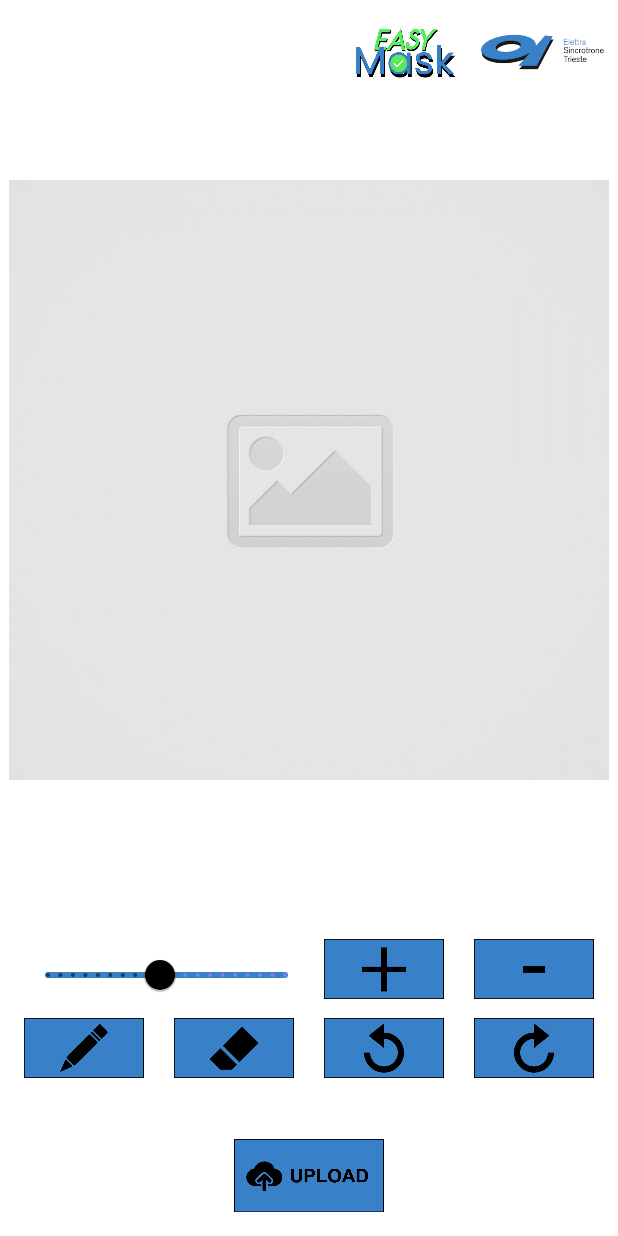
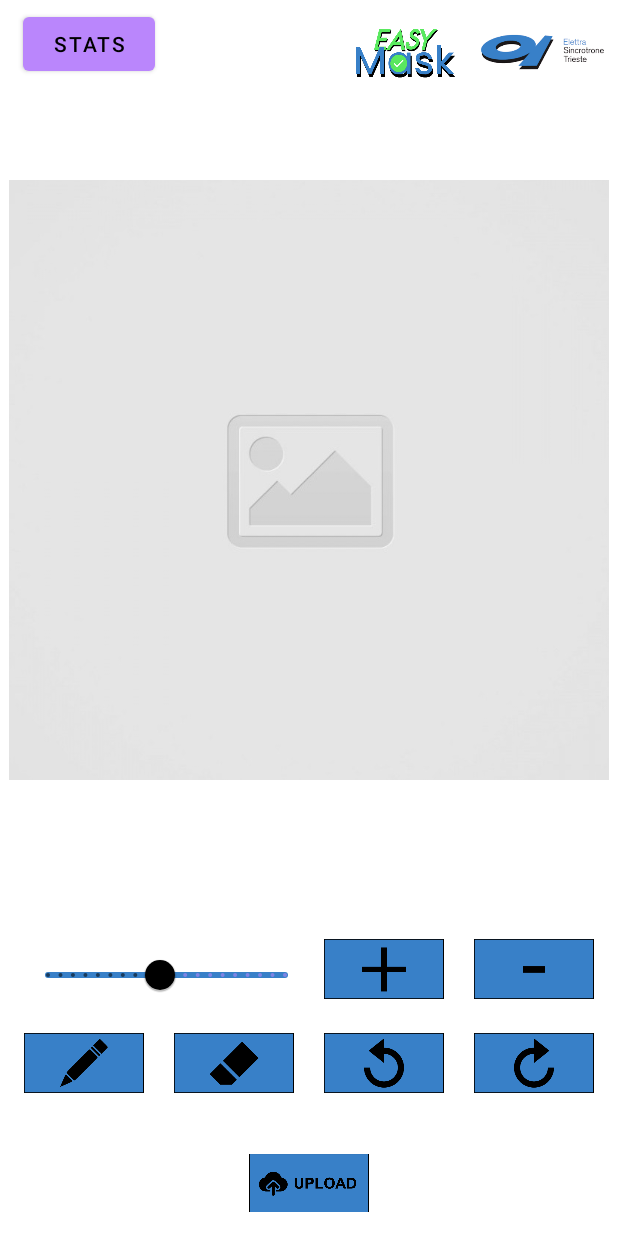
Before and after one commit to desertcod98/EasyMask, an Android app: the MaskActivity screen opened directly, with no data from a screen before it, on a phone screen of 412 x 824 dp. Run offline under Robolectric (Android 15) with nearby library versions, the phone set to English and light mode, and no system bars; pictures from the network do not load; 1 statement that could not run was skipped.

Commit message:
READY TO SEND - New Buttons and Fingers Zoom to be done.

```diff
--- a/app/src/main/java/it/volta/ts/easymask/activities/MaskActivity.java
+++ b/app/src/main/java/it/volta/ts/easymask/activities/MaskActivity.java
@@ -6,8 +6,10 @@ import android.graphics.drawable.Drawable;
 import android.os.Bundle;
 import android.view.HapticFeedbackConstants;
 import android.view.View;
+import android.widget.Button;
 import android.widget.ImageView;
 import android.widget.RelativeLayout;
+import android.widget.Toast;
 
 import androidx.annotation.NonNull;
 import androidx.annotation.Nullable;
@@ -19,6 +21,7 @@ import com.bumptech.glide.request.transition.Transition;
 import com.google.android.material.slider.Slider;
 
 import it.volta.ts.easymask.R;
+import it.volta.ts.easymask.bean.Stats;
 import it.volta.ts.easymask.fileHandling.FileHandler;
 import it.volta.ts.easymask.networking.ThreadRunner;
 import it.volta.ts.easymask.networking.UrlHandler;
@@ -34,6 +37,7 @@ public class MaskActivity extends AppCompatActivity
     private FileHandler fileHandler;
 
     private ImageView downloadedImg, brush, eraser, undo, redo, uploadBtn;
+    private Button btnStats;
     private MaskImage maskImage;
     private RelativeLayout imageLayout;
     private ImageView zoomIn, zoomOut;
@@ -92,6 +96,7 @@ public class MaskActivity extends AppCompatActivity
         eraser    = findViewById(R.id.eraser);
         undo      = findViewById(R.id.undo);
         redo      = findViewById(R.id.redo);
+        btnStats  = findViewById(R.id.btnSt);
 
         brush.setOnClickListener(new View.OnClickListener() {
             @Override
@@ -123,7 +128,14 @@ public class MaskActivity extends AppCompatActivity
             view.performHapticFeedback(HapticFeedbackConstants.LONG_PRESS);
         });
 
-
+        btnStats.setOnClickListener(view -> {
+            view.performHapticFeedback(HapticFeedbackConstants.LONG_PRESS);
+            float px = (float)Stats.calculateNonTraspPixels(maskImage.getDrawingBitmap());
+            float w = maskImage.getDrawingBitmap().getWidth();
+            float h = maskImage.getDrawingBitmap().getHeight();
+            float perc = MathUtil.roundDown((px / (w*h)) * 100, 1);
+            Toast.makeText(this, ("Coverage: " + perc + "%"), Toast.LENGTH_SHORT).show();
+        });
 
         zoomIn  = findViewById(R.id.zoom_in );
         zoomOut = findViewById(R.id.zoom_out);
--- a/app/src/main/res/layout/activity_mask.xml
+++ b/app/src/main/res/layout/activity_mask.xml
@@ -179,12 +179,23 @@
 
     <ImageView
         android:id="@+id/btnUp"
-        android:layout_width="100dp"
-        android:layout_height="50dp"
+        android:layout_width="@dimen/mask_buttons_width"
+        android:layout_height="@dimen/mask_buttons_height"
         android:layout_alignParentBottom="true"
         android:layout_centerHorizontal="true"
         android:layout_marginBottom="15dp"
         android:hapticFeedbackEnabled="true"
         android:src="@drawable/uploadbtn" />
 
+    <Button
+        android:layout_width="wrap_content"
+        android:layout_height="wrap_content"
+        android:text="stats"
+        android:layout_marginLeft="15dp"
+        android:layout_marginTop="5dp"
+        android:id="@+id/btnSt"
+        android:hapticFeedbackEnabled="true">
+
+    </Button>
+
 </RelativeLayout>
--- a/app/src/main/res/values/colors.xml
+++ b/app/src/main/res/values/colors.xml
@@ -7,4 +7,5 @@
     <color name="teal_700">#FF018786</color>
     <color name="black">#FF000000</color>
     <color name="white">#FFFFFFFF</color>
+    <color name="transparent">#00000000</color>
 </resources>
```
Also changed, not shown: app/src/main/java/it/volta/ts/easymask/bean/Stats.java (+15 -13 lines).
